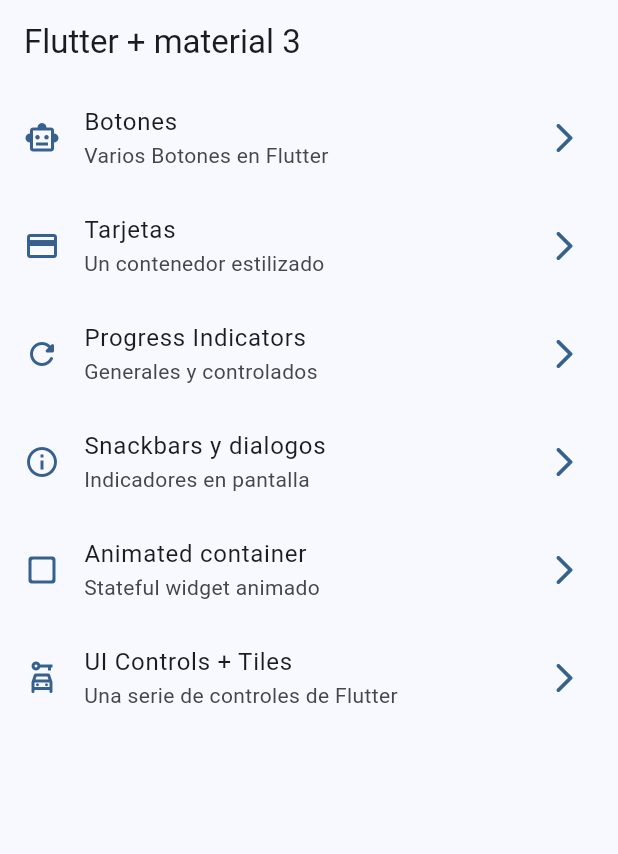
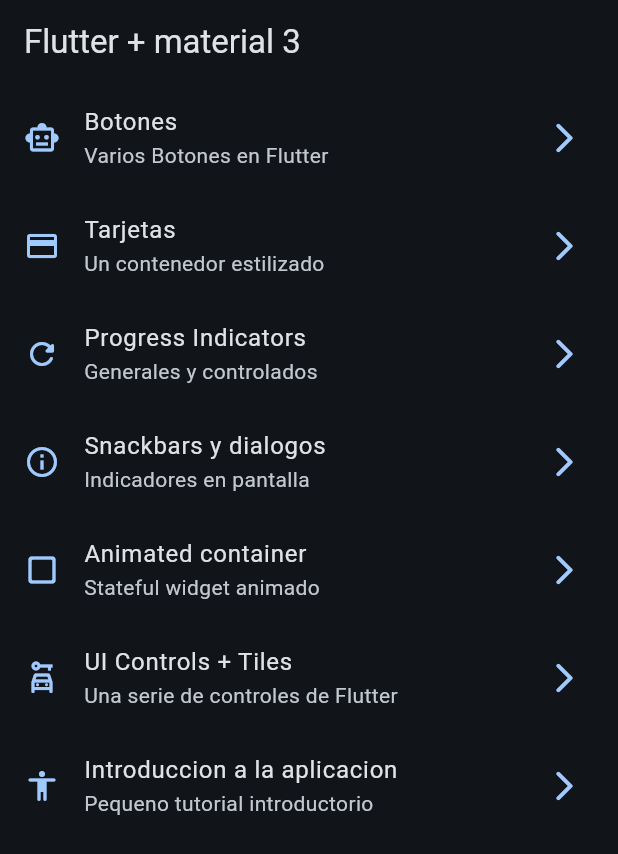
Before and after one commit to max-vigtov/widgets-app, a Flutter app: the screen it shows after launch, on a phone screen of 412 x 824 dp. Shown: the top 854 px of the screen. Run offline on Flutter 3.47's test engine with Material 2 defaults, Android fonts, the phone set to English and light mode, and no system bars; our stand-ins replace go_router.

Commit message:
Tutorial screen added

```diff
--- a/lib/config/menu/menu_items.dart
+++ b/lib/config/menu/menu_items.dart
@@ -56,4 +56,11 @@ const appMenuItems = <MenuItem>[
     link: '/ui-controls',
     icon: Icons.car_rental_outlined
     ),
+
+  MenuItem(
+    title: 'Introduccion a la aplicacion',
+    subTitle: 'Pequeno tutorial introductorio',
+    link: '/tutorial',
+    icon: Icons.accessibility_rounded
+    ),
 ];
--- a/lib/config/router/app_router.dart
+++ b/lib/config/router/app_router.dart
@@ -43,6 +43,12 @@ final appRouter= GoRouter(
       path: '/ui-controls',
       name: UiControlsScreen.name,
       builder: (context, state) => const UiControlsScreen(),
-      )
+      ),
+
+    GoRoute(
+      path: '/tutorial',
+      name: AppTutorialScreen.name,
+      builder: (context, state) => const AppTutorialScreen(),
+      ),
   ]
 );
--- a/lib/config/theme/app_theme.dart
+++ b/lib/config/theme/app_theme.dart
@@ -21,6 +21,7 @@ class AppTheme{
         assert( selectedColor < colorList.length, 'Selected color must be less or equal than ${colorList.length -1}');
 
       ThemeData getTheme() => ThemeData(
+        brightness: Brightness.dark,
         useMaterial3: true,
         colorSchemeSeed: colorList[selectedColor],
         appBarTheme: const AppBarTheme(
--- a/lib/presentation/screens/animated/animated_screen.dart
+++ b/lib/presentation/screens/animated/animated_screen.dart
@@ -46,7 +46,7 @@ class _AnimatedScreenState extends State<AnimatedScreen> {
       body: Center(
         child: AnimatedContainer(
           duration: const Duration(milliseconds: 400),
-          curve: Curves.easeOutCubic,
+          curve: Curves.elasticInOut,
           width: width < 1 ? 1 : width,
           height: height < 1 ? 1 : height,
           decoration: BoxDecoration(
```
